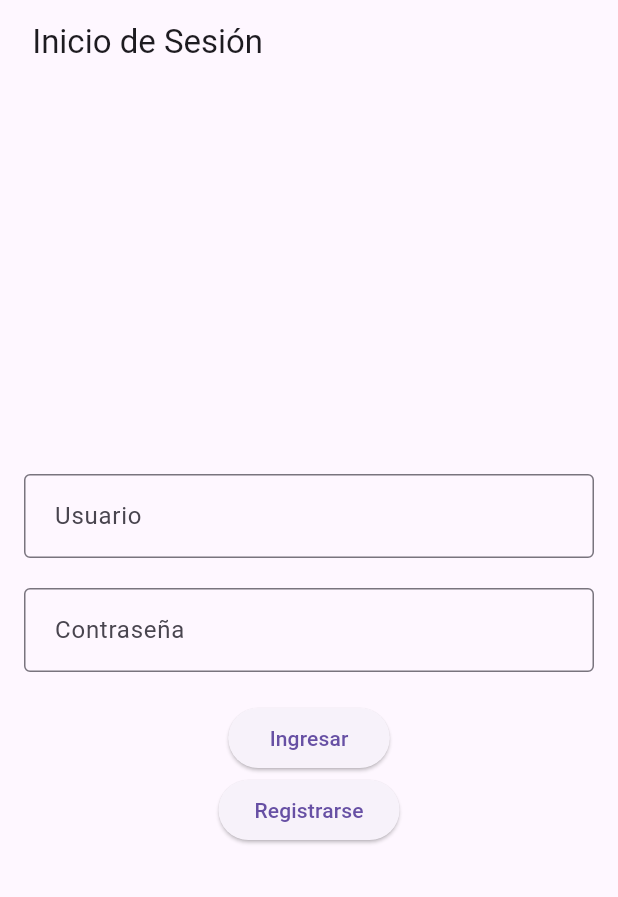
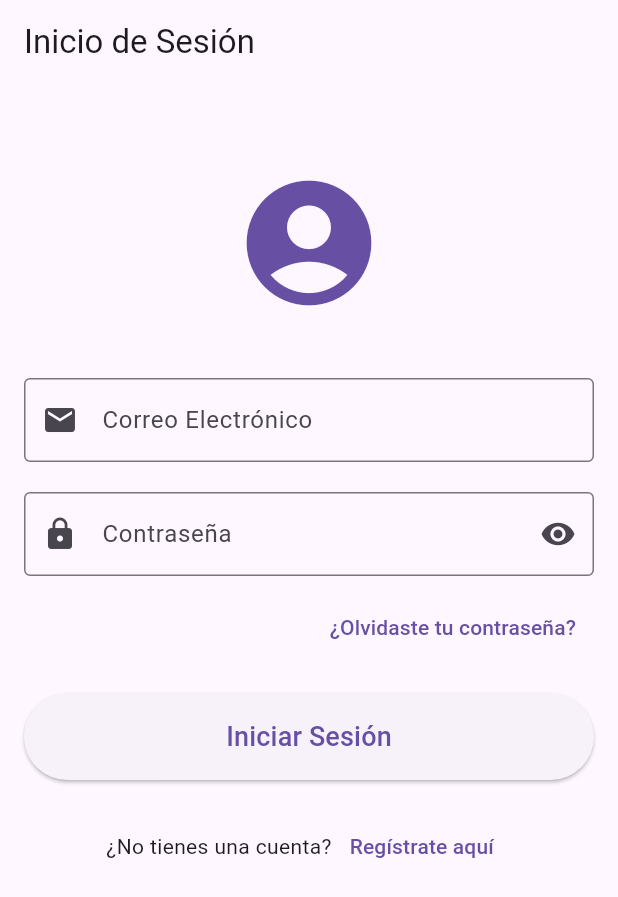
Before and after one commit to Yzma01/MovilesLab, a Flutter app: the screen it shows after launch, on a phone screen of 412 x 824 dp. Shown: the top 897 px of the screen. Run offline on Flutter 3.47's test engine with Material 3 defaults, Android fonts, the phone set to English and light mode, and no system bars; our stand-ins replace cloud_firestore, firebase_auth, firebase_core, geocoding, geolocator, google_maps_flutter; accounts and stored records are empty.

Commit message:
signup and login semifuntional, problems with firebase

```diff
--- a/lib/login_screen.dart
+++ b/lib/login_screen.dart
@@ -1,4 +1,6 @@
+// lib/screens/login_screen.dart
 import 'package:flutter/material.dart';
+import './users/auth_service.dart';
 
 class LoginScreen extends StatefulWidget {
   @override
@@ -6,61 +8,154 @@ class LoginScreen extends StatefulWidget {
 }
 
 class _LoginScreenState extends State<LoginScreen> {
-  final _usernameController = TextEditingController();
+  final _formKey = GlobalKey<FormState>();
+  final _emailController = TextEditingController();
   final _passwordController = TextEditingController();
+  bool _isLoading = false;
+  bool _obscurePassword = true;
+  final AuthService _authService = AuthService();
 
-  void _login() {
-    //Login verification
-    if (_usernameController.text.isNotEmpty &&
-        _usernameController.text == "yzma" &&
-        _passwordController.text.isNotEmpty &&
-        _passwordController.text == "0101") {
-      Navigator.pushReplacementNamed(context, '/ home ');
-    } else {
-      //Error message
+  Future<void> _login() async {
+    if (!_formKey.currentState!.validate()) return;
+
+    setState(() => _isLoading = true);
+
+    try {
+      await _authService.loginUser(
+        email: _emailController.text,
+        password: _passwordController.text,
+      );
+
+      // Navegar a la pantalla principal
+      Navigator.pushReplacementNamed(context, '/home');
+    } catch (e) {
       ScaffoldMessenger.of(context).showSnackBar(
-        SnackBar(content: Text(' Por favor , ingrese usuario y contraseña ')),
+        SnackBar(
+          content: Text(e.toString()),
+          backgroundColor: Colors.red,
+        ),
       );
+    } finally {
+      if (mounted) {
+        setState(() => _isLoading = false);
+      }
     }
   }
 
   @override
   Widget build(BuildContext context) {
     return Scaffold(
-      appBar: AppBar(title: Text(' Inicio de Sesión ')),
-      body: Padding(
+      appBar: AppBar(title: const Text('Inicio de Sesión')),
+      body: SingleChildScrollView(
+        child: Padding(
           padding: const EdgeInsets.all(16.0),
+          child: Form(
+            key: _formKey,
             child: Column(
+              children: [
+                const SizedBox(height: 40),
+                // Logo o imagen (opcional)
+                Icon(Icons.account_circle, size: 100, color: Theme.of(context).primaryColor),
+                const SizedBox(height: 40),
+
+                // Campo de email
+                TextFormField(
+                  controller: _emailController,
+                  keyboardType: TextInputType.emailAddress,
+                  decoration: const InputDecoration(
+                    labelText: 'Correo Electrónico',
+                    prefixIcon: Icon(Icons.email),
+                    border: OutlineInputBorder(),
+                  ),
+                  validator: (value) {
+                    if (value == null || value.isEmpty) {
+                      return 'Por favor ingrese su email';
+                    }
+                    if (!value.contains('@')) {
+                      return 'Ingrese un email válido';
+                    }
+                    return null;
+                  },
+                ),
+                const SizedBox(height: 20),
+
+                // Campo de contraseña
+                TextFormField(
+                  controller: _passwordController,
+                  obscureText: _obscurePassword,
+                  decoration: InputDecoration(
+                    labelText: 'Contraseña',
+                    prefixIcon: const Icon(Icons.lock),
+                    suffixIcon: IconButton(
+                      icon: Icon(
+                        _obscurePassword ? Icons.visibility : Icons.visibility_off,
+                      ),
+                      onPressed: () {
+                        setState(() => _obscurePassword = !_obscurePassword);
+                      },
+                    ),
+                    border: const OutlineInputBorder(),
+                  ),
+                  validator: (value) {
+                    if (value == null || value.isEmpty) {
+                      return 'Por favor ingrese su contraseña';
+                    }
+                    if (value.length < 6) {
+                      return 'La contraseña debe tener al menos 6 caracteres';
+                    }
+                    return null;
+                  },
+                ),
+                const SizedBox(height: 10),
+
+                // Enlace para recuperar contraseña
+                Align(
+                  alignment: Alignment.centerRight,
+                  child: TextButton(
+                    onPressed: () => Navigator.pushNamed(context, '/forgot-password'),
+                    child: const Text('¿Olvidaste tu contraseña?'),
+                  ),
+                ),
+                const SizedBox(height: 20),
+
+                // Botón de inicio de sesión
+                SizedBox(
+                  width: double.infinity,
+                  child: ElevatedButton(
+                    onPressed: _isLoading ? null : _login,
+                    style: ElevatedButton.styleFrom(
+                      padding: const EdgeInsets.symmetric(vertical: 16),
+                    ),
+                    child: _isLoading
+                        ? const CircularProgressIndicator()
+                        : const Text('Iniciar Sesión', style: TextStyle(fontSize: 18)),
+                  ),
+                ),
+                const SizedBox(height: 20),
+
+                // Opción para registrarse
+                Row(
                   mainAxisAlignment: MainAxisAlignment.center,
                   children: [
-            //User input
-            TextField(
-              controller: _usernameController,
-              decoration: InputDecoration(
-                labelText: ' Usuario ',
-                border: OutlineInputBorder(),
+                    const Text('¿No tienes una cuenta?'),
+                    TextButton(
+                      onPressed: () => Navigator.pushNamed(context, '/signup'),
+                      child: const Text('Regístrate aquí'),
                     ),
-            ),
-            SizedBox(height: 20),
-            //Password input
-            TextField(
-              controller: _passwordController,
-              obscureText: true,
-              decoration: InputDecoration(
-                labelText: ' Contraseña',
-                border: OutlineInputBorder(),
-              ),
-            ),
-            SizedBox(height: 20),
-            //Loging button
-            ElevatedButton(onPressed: _login, child: Text(' Ingresar ')),
-            ElevatedButton(
-              onPressed: () => Navigator.pushNamed(context, '/ signup'),
-              child: Text("Registrarse"),
+                  ],
                 ),
               ],
             ),
           ),
+        ),
+      ),
     );
   }
+
+  @override
+  void dispose() {
+    _emailController.dispose();
+    _passwordController.dispose();
+    super.dispose();
   }
+}
--- a/lib/main.dart
+++ b/lib/main.dart
@@ -1,6 +1,7 @@
 import 'package:firebase_core/firebase_core.dart';
 import 'package:flutter/material.dart';
 import 'package:uber/map/user_map.dart';
+import 'package:uber/users/forgot_password.dart';
 import 'package:uber/users/sign_up.dart';
 import 'login_screen.dart';
 import 'home_screen.dart';
@@ -20,11 +21,12 @@ class MyApp extends StatelessWidget {
       title: ' App Multiscreen ',
       initialRoute: '/ ',
       routes: {
-        '/ ': (context) => LoginScreen(),
-        '/ signup': (context)=> SignUpScreen(),
-        '/ home ': (context) => HomeScreen(),
-        '/ map' : (context) => UserMap(),
-        '/ profile ': (context) => ProfileScreen(),
+        '/': (context) => LoginScreen(),
+        '/signup': (context)=> SignUpScreen(),
+        '/home ': (context) => HomeScreen(),
+        '/forgot-password': (context)=>ForgotPasswordScreen(),
+        '/map' : (context) => UserMap(),
+        '/profile ': (context) => ProfileScreen(),
       },
     );
   }
--- a/pubspec.yaml
+++ b/pubspec.yaml
@@ -37,10 +37,12 @@ dependencies:
   # The following adds the Cupertino Icons font to your application.
   # Use with the CupertinoIcons class for iOS style icons.
   cupertino_icons: ^1.0.8
+
   firebase_core: ^2.0.0
   firebase_auth: ^4.0.0
   cloud_firestore: ^4.0.0
   firebase_storage: ^11.0.0
+
   image_picker: ^1.0.0
 
 dev_dependencies:
```
Also changed, not shown: lib/home_screen.dart (+4 -4 lines), lib/users/auth_service.dart (added, +115 -0 lines), lib/users/forgot_password.dart (added, +104 -0 lines), lib/users/sign_up.dart (+121 -76 lines), 1 other file. Lines whose indentation alone changed are shown as unchanged.
